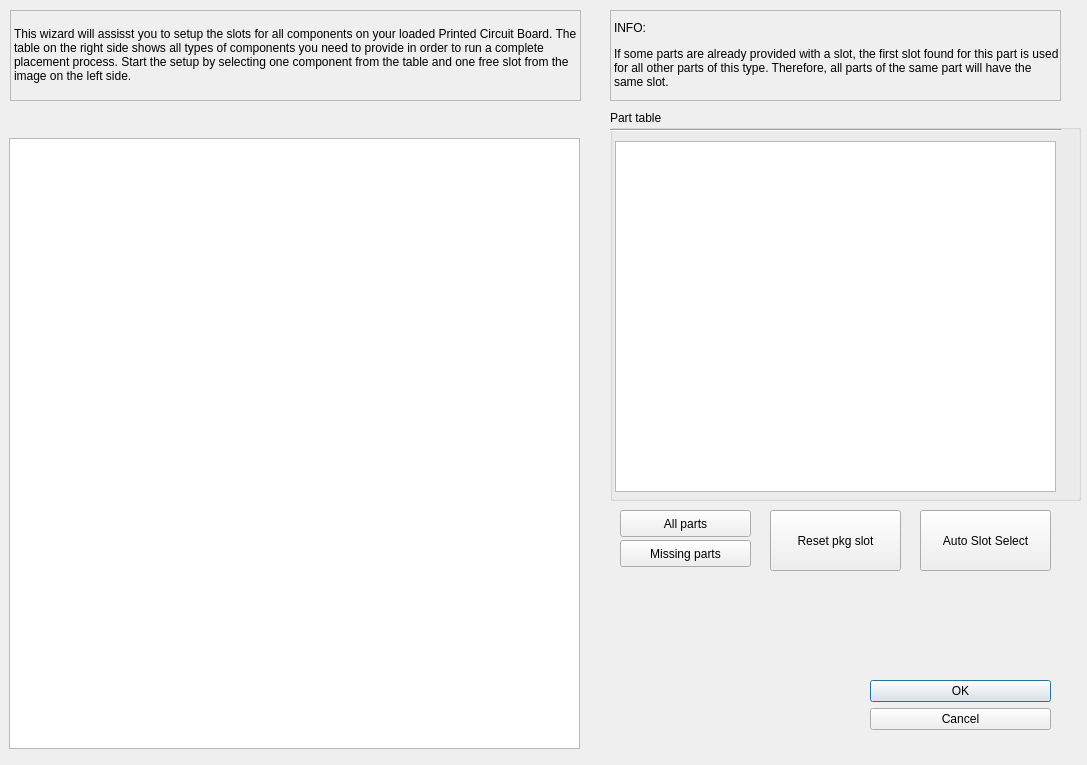
The window that pap_gui/ui/slotselectordialog.ui (JohanVer/PAP2015) describes before a commit, drawn with Qt 5.
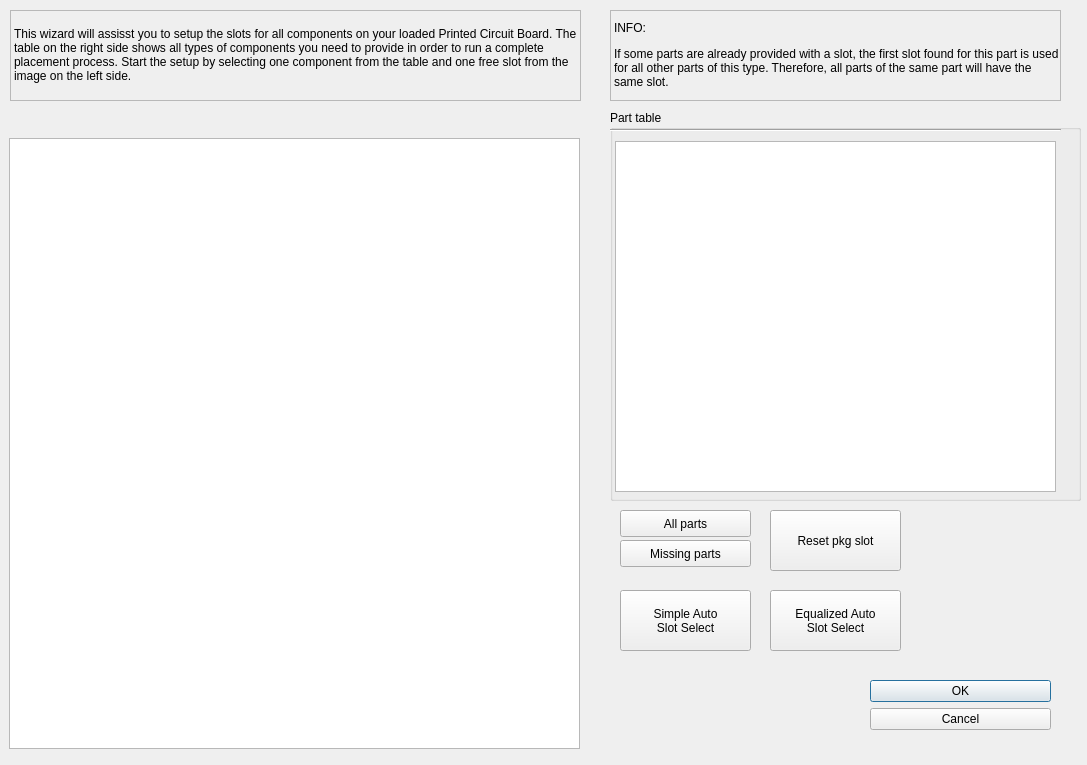
The same window after the commit. Custom widgets are drawn as their Qt base class.

Commit message: Table update during placement process, placement status fixes, equalized automatic slot selection

```diff
--- a/pap_gui/ui/slotselectordialog.ui
+++ b/pap_gui/ui/slotselectordialog.ui
@@ -185,14 +185,29 @@
   <widget class="QPushButton" name="autoSlotSelectButton">
    <property name="geometry">
     <rect>
-     <x>920</x>
-     <y>510</y>
+     <x>620</x>
+     <y>590</y>
      <width>131</width>
      <height>61</height>
     </rect>
    </property>
    <property name="text">
-    <string>Auto Slot Select</string>
+    <string>Simple Auto 
+Slot Select</string>
+   </property>
+  </widget>
+  <widget class="QPushButton" name="equalizedAutoSlotSelectButton">
+   <property name="geometry">
+    <rect>
+     <x>770</x>
+     <y>590</y>
+     <width>131</width>
+     <height>61</height>
+    </rect>
+   </property>
+   <property name="text">
+    <string>Equalized Auto 
+Slot Select</string>
    </property>
   </widget>
  </widget>
```
The commit also changes 11 other files.
